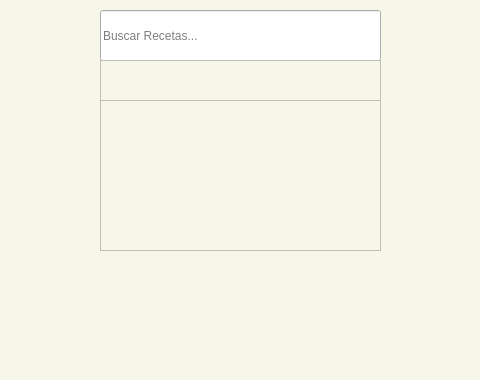
First picture: the form in pagina_busqueda.ui, repository avilalem/ProyectoFinal, before the edit; both pictures show x 140 to 620 and y 220 to 600 of the 800 by 600 pixel window.
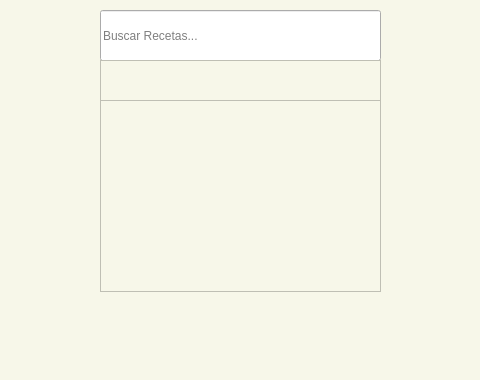
Second picture: the form after the edit. Icons and pictures are not drawn.

Patch:
```diff
--- a/pagina_busqueda.ui
+++ b/pagina_busqueda.ui
@@ -625,16 +625,6 @@
            <string>Buscar Recetas...</string>
           </property>
          </widget>
-         <widget class="QListView" name="resultadosLista">
-          <property name="geometry">
-           <rect>
-            <x>240</x>
-            <y>220</y>
-            <width>281</width>
-            <height>191</height>
-           </rect>
-          </property>
-         </widget>
          <widget class="QTextEdit" name="textEdit">
           <property name="geometry">
            <rect>
@@ -658,6 +648,16 @@
            <string>Todas las Recetas</string>
           </property>
          </widget>
+         <widget class="QListWidget" name="resultadosLista">
+          <property name="geometry">
+           <rect>
+            <x>240</x>
+            <y>260</y>
+            <width>281</width>
+            <height>192</height>
+           </rect>
+          </property>
+         </widget>
         </widget>
        </item>
        <item>
```
Left out of the diff: 8 changed lines with no effect on the pictures.
